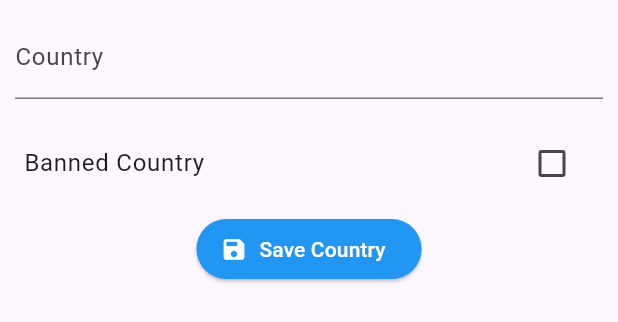
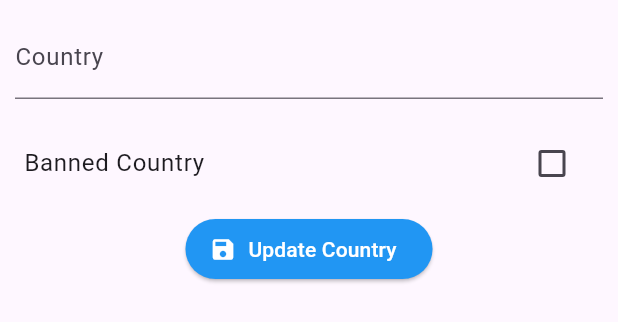
Before and after one commit to ldev22/ranki_assessment, a Flutter app: the EditCountryForm widget shown alone on an empty page, opened directly, on a phone screen of 412 x 824 dp. Shown: the top 322 px of the screen. Run offline on Flutter 3.47's test engine with Material 3 defaults, Android fonts, the phone set to English and light mode, and no system bars; our stand-ins replace equatable, floor, flutter_bloc, flutter_credit_card, flutter_hooks, get_it and 1 more; accounts and stored records are empty; generated files the repository leaves out were written again.

Commit message:
Reran the app and saw a few issues with the db queries

```diff
--- a/lib/features/credit_card_capture/data/data_sources/DAO/country_dao.dart
+++ b/lib/features/credit_card_capture/data/data_sources/DAO/country_dao.dart
@@ -9,6 +9,6 @@ abstract class CountryDao {
   @Update()
   Future<void> updateCountry(CountryModel country);
 
-  @Query('SELECT * FROM countries WHERE isBanned = 0')
+  @Query('SELECT * FROM countries')
   Future<List<CountryModel>> getCountries();
 }
--- a/lib/features/credit_card_capture/presentation/pages/edit_country.dart
+++ b/lib/features/credit_card_capture/presentation/pages/edit_country.dart
@@ -1,6 +1,7 @@
 import 'package:flutter/material.dart';
 import 'package:flutter_bloc/flutter_bloc.dart';
 import 'package:flutter_hooks/flutter_hooks.dart';
+import 'package:rank_assessment/features/credit_card_capture/domain/entities/country.dart';
 import 'package:rank_assessment/features/credit_card_capture/presentation/bloc/country_bloc.dart';
 import 'package:rank_assessment/features/credit_card_capture/presentation/bloc/country_event.dart';
 import 'package:rank_assessment/features/credit_card_capture/presentation/widgets/edit_country_form.dart';
@@ -8,7 +9,8 @@ import 'package:rank_assessment/injection_container.dart';
 import 'package:rank_assessment/routes/routes.dart';
 
 class EditCountry extends HookWidget {
-  const EditCountry({Key? key}) : super(key: key);
+  final CountryEntity country;
+  const EditCountry({Key? key, required this.country}) : super(key: key);
   @override
   Widget build(BuildContext context) {
     return BlocProvider(
@@ -22,7 +24,9 @@ class EditCountry extends HookWidget {
               style: TextStyle(color: Colors.white),
             ),
           ),
-          body: const EditCountryForm(),
+          body: EditCountryForm(
+            country: country,
+          ),
         ),
         onGenerateRoute: AppRoutes.onGenerateRoutes,
       ),
--- a/lib/features/credit_card_capture/presentation/widgets/credit_card_list_view.dart
+++ b/lib/features/credit_card_capture/presentation/widgets/credit_card_list_view.dart
@@ -13,11 +13,13 @@ class CreditCardListView extends StatelessWidget {
 
     return Scaffold(
       appBar: AppBar(
-        title: const Text("Credit Cards"),
+        title: const Text(""),
       ),
       body: BlocBuilder<CardBloc, CardState>(
         builder: (context, state) {
-          if (state is CardsDoneLoading) {
+          if (state is CardsEmpty) {
+            return const Center(child: Text("No Cards Saved."));
+          } else if (state is CardsDoneLoading) {
             // Pass the list of credit cards to CreditCardListWidget
             return CreditCardListWidget(creditCards: state.cards);
           } else if (state is CardsLoading) {
--- a/lib/features/credit_card_capture/presentation/widgets/edit_country_form.dart
+++ b/lib/features/credit_card_capture/presentation/widgets/edit_country_form.dart
@@ -57,7 +57,7 @@ class _EditCountryFormState extends State<EditCountryForm> {
             _onSaveButtonPressed(context, widget.country!);
           },
           icon: const Icon(Icons.save, color: Colors.white),
-          label: const Text('Save Country'),
+          label: const Text('Update Country'),
           style: ElevatedButton.styleFrom(
             backgroundColor: Colors.blue,
             foregroundColor: Colors.white,
--- a/lib/routes/routes.dart
+++ b/lib/routes/routes.dart
@@ -1,4 +1,5 @@
 import 'package:flutter/material.dart';
+import 'package:rank_assessment/features/credit_card_capture/domain/entities/country.dart';
 import 'package:rank_assessment/features/credit_card_capture/presentation/pages/add_country.dart';
 import 'package:rank_assessment/features/credit_card_capture/presentation/pages/add_credit_card.dart';
 import 'package:rank_assessment/features/credit_card_capture/presentation/pages/credit_card_page.dart';
@@ -6,7 +7,6 @@ import 'package:rank_assessment/features/credit_card_capture/presentation/pages/
 
 class AppRoutes {
   static Route onGenerateRoutes(RouteSettings settings) {
-    print('Requestd Route ${settings.name}');
     switch (settings.name) {
       case '/CreditCardPage':
         return _materialRoute(CreditCardPage());
@@ -17,7 +17,9 @@ class AppRoutes {
       case '/AddCountry':
         return _materialRoute(const AddCountry());
       case '/EditCountry':
-        return _materialRoute(const EditCountry());
+        return _materialRoute(EditCountry(
+          country: settings.arguments as CountryEntity,
+        ));
       default:
         return _materialRoute(CreditCardPage());
     }
```
Also changed, not shown: lib/features/credit_card_capture/data/data_sources/app_database.g.dart.
